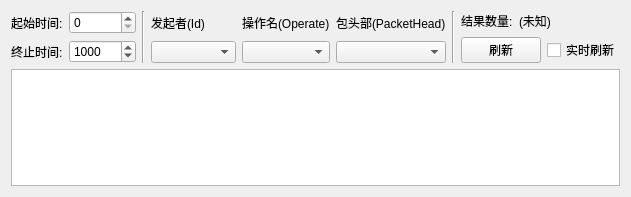
Above: gui/ui/log_widget.ui from GeekBerry/LICNsim before the change. Below: the same form after it.
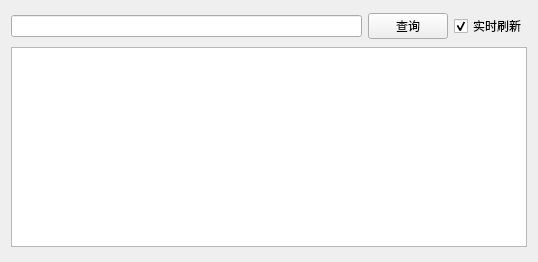
That is the form after the change. Custom widgets are drawn as their Qt base class.

What changed in the file:
```diff
--- a/gui/ui/log_widget.ui
+++ b/gui/ui/log_widget.ui
@@ -1,206 +1,66 @@
 <?xml version="1.0" encoding="UTF-8"?>
 <ui version="4.0">
- <class>log_table</class>
- <widget class="QWidget" name="log_table">
+ <class>log_widget</class>
+ <widget class="QWidget" name="log_widget">
   <property name="geometry">
    <rect>
     <x>0</x>
     <y>0</y>
-    <width>631</width>
-    <height>197</height>
+    <width>538</width>
+    <height>262</height>
    </rect>
   </property>
   <property name="windowTitle">
    <string>Form</string>
   </property>
-  <layout class="QGridLayout" name="gridLayout_6">
-   <item row="0" column="5">
-    <widget class="Line" name="line">
-     <property name="orientation">
-      <enum>Qt::Vertical</enum>
-     </property>
-    </widget>
-   </item>
+  <property name="autoFillBackground">
+   <bool>true</bool>
+  </property>
+  <layout class="QGridLayout" name="gridLayout">
    <item row="0" column="0">
-    <layout class="QGridLayout" name="gridLayout_2">
-     <item row="0" column="0">
-      <widget class="QLabel" name="label_3">
-       <property name="text">
-        <string>起始时间:</string>
-       </property>
-      </widget>
+    <layout class="QHBoxLayout" name="horizontalLayout">
+     <item>
+      <widget class="QLineEdit" name="edit"/>
      </item>
-     <item row="0" column="1">
-      <widget class="QSpinBox" name="time_start_box">
-       <property name="keyboardTracking">
-        <bool>false</bool>
-       </property>
-       <property name="maximum">
-        <number>999999999</number>
-       </property>
-       <property name="singleStep">
-        <number>100</number>
-       </property>
-      </widget>
-     </item>
-     <item row="1" column="0">
-      <widget class="QLabel" name="label_4">
+     <item>
+      <widget class="QPushButton" name="button">
        <property name="text">
-        <string>终止时间:</string>
+        <string>查询</string>
        </property>
       </widget>
      </item>
-     <item row="1" column="1">
-      <widget class="QSpinBox" name="time_end_box">
-       <property name="keyboardTracking">
-        <bool>false</bool>
-       </property>
-       <property name="maximum">
-        <number>999999999</number>
-       </property>
-       <property name="singleStep">
-        <number>100</number>
-       </property>
-       <property name="value">
-        <number>1000</number>
-       </property>
-      </widget>
-     </item>
-    </layout>
-   </item>
-   <item row="0" column="4">
-    <layout class="QGridLayout" name="gridLayout_5">
-     <item row="0" column="0">
-      <widget class="QLabel" name="label_2">
-       <property name="text">
-        <string>包头部(PacketHead)</string>
-       </property>
-      </widget>
-     </item>
-     <item row="1" column="0">
-      <widget class="ComboBox" name="packet_combo"/>
-     </item>
-    </layout>
-   </item>
-   <item row="1" column="0" colspan="7">
-    <widget class="LogTableWidget" name="table">
-     <property name="sizeAdjustPolicy">
-      <enum>QAbstractScrollArea::AdjustIgnored</enum>
-     </property>
-     <property name="editTriggers">
-      <set>QAbstractItemView::NoEditTriggers</set>
-     </property>
-     <property name="dragDropMode">
-      <enum>QAbstractItemView::DropOnly</enum>
-     </property>
-     <property name="alternatingRowColors">
-      <bool>true</bool>
-     </property>
-     <property name="sortingEnabled">
-      <bool>true</bool>
-     </property>
-     <attribute name="horizontalHeaderCascadingSectionResizes">
-      <bool>true</bool>
-     </attribute>
-     <attribute name="horizontalHeaderShowSortIndicator" stdset="0">
-      <bool>true</bool>
-     </attribute>
-     <attribute name="horizontalHeaderStretchLastSection">
-      <bool>true</bool>
-     </attribute>
-     <attribute name="verticalHeaderCascadingSectionResizes">
-      <bool>false</bool>
-     </attribute>
-     <attribute name="verticalHeaderHighlightSections">
-      <bool>true</bool>
-     </attribute>
-     <attribute name="verticalHeaderShowSortIndicator" stdset="0">
-      <bool>false</bool>
-     </attribute>
-     <attribute name="verticalHeaderStretchLastSection">
-      <bool>false</bool>
-     </attribute>
-    </widget>
-   </item>
-   <item row="0" column="1">
-    <widget class="Line" name="line_2">
-     <property name="orientation">
-      <enum>Qt::Vertical</enum>
-     </property>
-    </widget>
-   </item>
-   <item row="0" column="2">
-    <layout class="QGridLayout" name="gridLayout_3">
-     <item row="0" column="0">
-      <widget class="QLabel" name="label_5">
-       <property name="text">
-        <string>发起者(Id)</string>
-       </property>
-      </widget>
-     </item>
-     <item row="1" column="0">
-      <widget class="ComboBox" name="id_combo"/>
-     </item>
-    </layout>
-   </item>
-   <item row="0" column="6">
-    <layout class="QGridLayout" name="gridLayout">
-     <item row="0" column="0">
-      <widget class="QLabel" name="label">
-       <property name="text">
-        <string>结果数量:</string>
-       </property>
-      </widget>
-     </item>
-     <item row="0" column="1" colspan="2">
-      <widget class="QLabel" name="num_label">
-       <property name="text">
-        <string>(未知)</string>
-       </property>
-      </widget>
-     </item>
-     <item row="1" column="0" colspan="2">
-      <widget class="QPushButton" name="refresh_button">
-       <property name="text">
-        <string>刷新</string>
-       </property>
-      </widget>
-     </item>
-     <item row="1" column="2">
-      <widget class="QCheckBox" name="refresh_check">
+     <item>
+      <widget class="QCheckBox" name="check">
        <property name="text">
         <string>实时刷新</string>
        </property>
+       <property name="checked">
+        <bool>true</bool>
+       </property>
+       <property name="tristate">
+        <bool>false</bool>
+       </property>
       </widget>
      </item>
     </layout>
    </item>
-   <item row="0" column="3">
-    <layout class="QGridLayout" name="gridLayout_4">
-     <item row="0" column="0">
-      <widget class="QLabel" name="label_6">
-       <property name="text">
-        <string>操作名(Operate)</string>
-       </property>
-      </widget>
-     </item>
-     <item row="1" column="0">
-      <widget class="ComboBox" name="operate_combo"/>
-     </item>
-    </layout>
+   <item row="2" column="0">
+    <widget class="TableWidget" name="table">
+     <property name="maximumSize">
+      <size>
+       <width>16777215</width>
+       <height>200</height>
+      </size>
+     </property>
+    </widget>
    </item>
   </layout>
  </widget>
  <customwidgets>
   <customwidget>
-   <class>LogTableWidget</class>
+   <class>TableWidget</class>
    <extends>QTableWidget</extends>
-   <header>gui.LogWidget</header>
-  </customwidget>
-  <customwidget>
-   <class>ComboBox</class>
-   <extends>QComboBox</extends>
-   <header>gui.common</header>
+   <header>gui</header>
   </customwidget>
  </customwidgets>
  <resources/>
```
